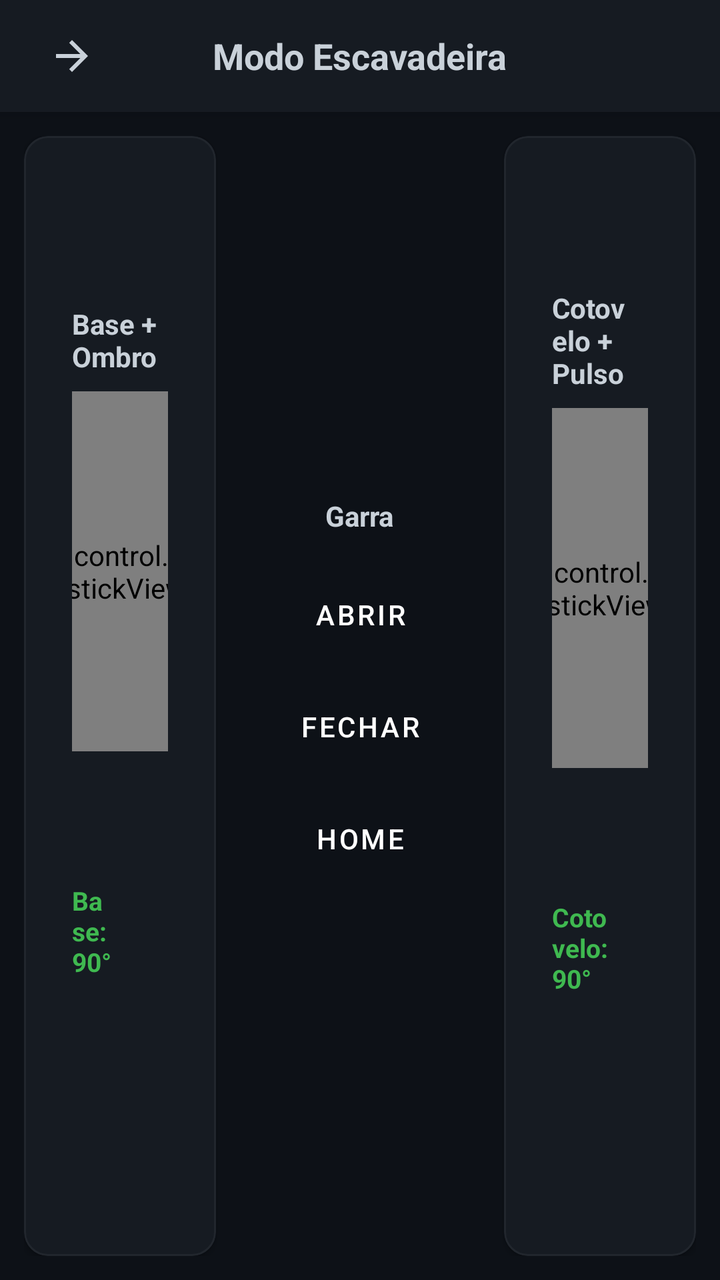
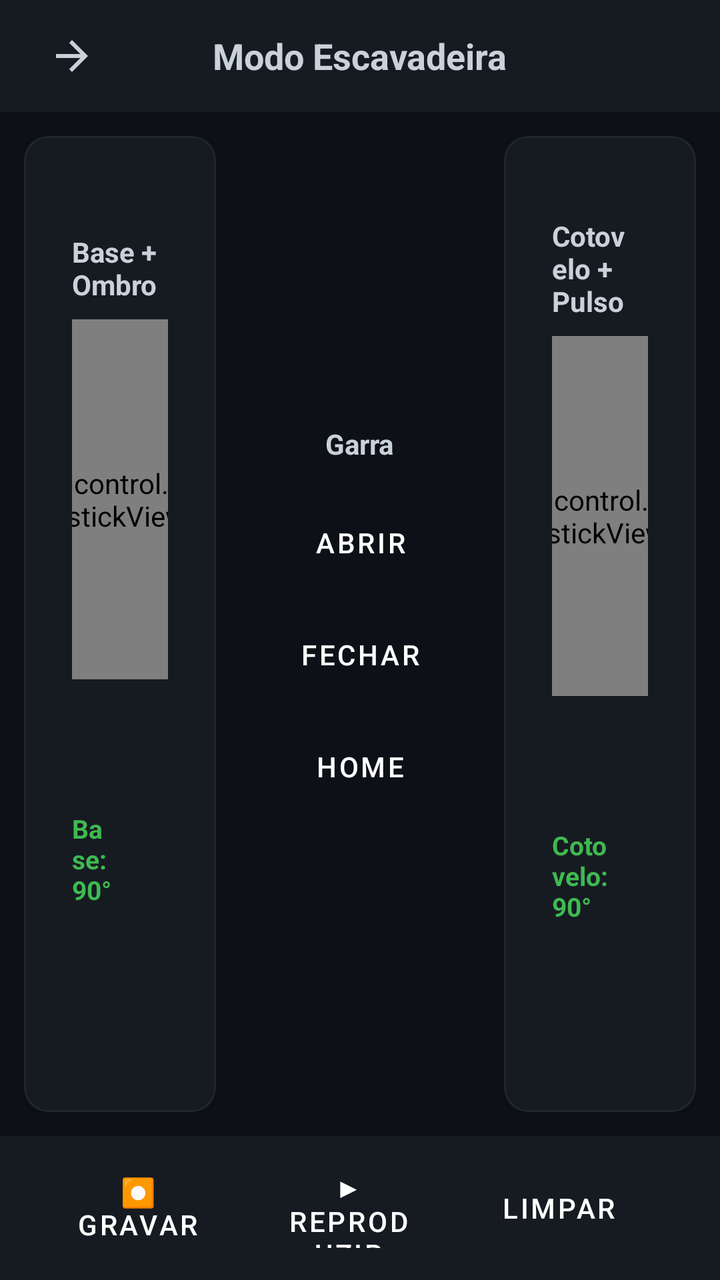

Two renders of the same Android screen: before a commit and after it. Below are the layout's source before the change and the commit's diff.
<!-- AndroidManifest.xml: application theme Theme.RoverControl -->
<!-- res/layout/activity_excavator.xml -->
<?xml version="1.0" encoding="utf-8"?>
<LinearLayout
    xmlns:android="http://schemas.android.com/apk/res/android"
    android:layout_width="match_parent"
    android:layout_height="match_parent"
    android:orientation="vertical"
    android:background="@color/colorBackground">

    
    <androidx.appcompat.widget.Toolbar
        android:id="@+id/toolbar"
        android:layout_width="match_parent"
        android:layout_height="?attr/actionBarSize"
        android:background="@color/colorSurface"
        android:elevation="4dp">

        <ImageButton
            android:id="@+id/btn_back"
            android:layout_width="40dp"
            android:layout_height="40dp"
            android:layout_gravity="start"
            android:layout_marginStart="8dp"
            android:background="?attr/selectableItemBackgroundBorderless"
            android:src="@drawable/ic_back"
            android:contentDescription="Voltar"
            android:rotation="180" />

        <TextView
            android:layout_width="wrap_content"
            android:layout_height="wrap_content"
            android:layout_gravity="center"
            android:text="Modo Escavadeira"
            android:textColor="@color/colorOnBackground"
            android:textSize="18sp"
            android:textStyle="bold" />

    </androidx.appcompat.widget.Toolbar>

    
    <LinearLayout
        android:layout_width="match_parent"
        android:layout_height="0dp"
        android:layout_weight="1"
        android:orientation="horizontal"
        android:padding="12dp">

        
        <com.google.android.material.card.MaterialCardView
            style="@style/ControlCard"
            android:layout_width="0dp"
            android:layout_height="match_parent"
            android:layout_weight="1"
            android:layout_marginEnd="6dp">

            <LinearLayout
                android:layout_width="match_parent"
                android:layout_height="match_parent"
                android:orientation="vertical"
                android:gravity="center"
                android:padding="12dp">

                <TextView
                    android:layout_width="wrap_content"
                    android:layout_height="wrap_content"
                    android:text="Base + Ombro"
                    android:textColor="@color/colorOnBackground"
                    android:textSize="14sp"
                    android:textStyle="bold"
                    android:layout_marginBottom="8dp" />

                <com.rover.control.ui.drive.JoystickView
                    android:id="@+id/joystick_left"
                    android:layout_width="180dp"
                    android:layout_height="180dp" />

                
                <LinearLayout
                    android:layout_width="match_parent"
                    android:layout_height="wrap_content"
                    android:orientation="horizontal"
                    android:layout_marginTop="12dp"
                    android:gravity="center">

                    <TextView
                        android:id="@+id/tv_base_angle"
                        android:layout_width="wrap_content"
                        android:layout_height="wrap_content"
                        android:text="Base: 90°"
                        android:textColor="@color/colorPrimary"
                        android:textSize="13sp"
                        android:textStyle="bold"
                        android:layout_marginEnd="16dp" />

                    <TextView
                        android:id="@+id/tv_ombro_angle"
                        android:layout_width="wrap_content"
                        android:layout_height="wrap_content"
                        android:text="Ombro: 90°"
                        android:textColor="@color/colorPrimary"
                        android:textSize="13sp"
                        android:textStyle="bold" />

                </LinearLayout>

            </LinearLayout>

        </com.google.android.material.card.MaterialCardView>

        
        <LinearLayout
            android:layout_width="wrap_content"
            android:layout_height="match_parent"
            android:orientation="vertical"
            android:gravity="center"
            android:paddingHorizontal="12dp">

            <TextView
                android:layout_width="wrap_content"
                android:layout_height="wrap_content"
                android:text="Garra"
                android:textColor="@color/colorOnBackground"
                android:textSize="14sp"
                android:textStyle="bold"
                android:layout_marginBottom="12dp" />

            <Button
                android:id="@+id/btn_gripper_open"
                style="@style/PrimaryButton"
                android:layout_width="100dp"
                android:text="Abrir"
                android:layout_marginBottom="8dp" />

            <Button
                android:id="@+id/btn_gripper_close"
                style="@style/DangerButton"
                android:layout_width="100dp"
                android:text="Fechar"
                android:layout_marginBottom="24dp" />

            <Button
                android:id="@+id/btn_home"
                style="@style/SecondaryButton"
                android:layout_width="100dp"
                android:text="Home" />

        </LinearLayout>

        
        <com.google.android.material.card.MaterialCardView
            style="@style/ControlCard"
            android:layout_width="0dp"
            android:layout_height="match_parent"
            android:layout_weight="1"
            android:layout_marginStart="6dp">

            <LinearLayout
                android:layout_width="match_parent"
                android:layout_height="match_parent"
                android:orientation="vertical"
                android:gravity="center"
                android:padding="12dp">

                <TextView
                    android:layout_width="wrap_content"
                    android:layout_height="wrap_content"
                    android:text="Cotovelo + Pulso"
                    android:textColor="@color/colorOnBackground"
                    android:textSize="14sp"
                    android:textStyle="bold"
                    android:layout_marginBottom="8dp" />

                <com.rover.control.ui.drive.JoystickView
                    android:id="@+id/joystick_right"
                    android:layout_width="180dp"
                    android:layout_height="180dp" />

                
                <LinearLayout
                    android:layout_width="match_parent"
                    android:layout_height="wrap_content"
                    android:orientation="horizontal"
                    android:layout_marginTop="12dp"
                    android:gravity="center">

                    <TextView
                        android:id="@+id/tv_cotovelo_angle"
                        android:layout_width="wrap_content"
                        android:layout_height="wrap_content"
                        android:text="Cotovelo: 90°"
                        android:textColor="@color/colorPrimary"
                        android:textSize="13sp"
                        android:textStyle="bold"
                        android:layout_marginEnd="16dp" />

                    <TextView
                        android:id="@+id/tv_pulso_angle"
                        android:layout_width="wrap_content"
                        android:layout_height="wrap_content"
                        android:text="Pulso: 90°"
                        android:textColor="@color/colorPrimary"
                        android:textSize="13sp"
                        android:textStyle="bold" />

                </LinearLayout>

            </LinearLayout>

        </com.google.android.material.card.MaterialCardView>

    </LinearLayout>

</LinearLayout>
<!-- resources referenced by this layout -->
<resources>
  <color name="colorBackground">#0D1117</color>
  <color name="colorOnBackground">#C9D1D9</color>
  <color name="colorPrimary">#3FB950</color>
  <color name="colorSurface">#161B22</color>
  <!-- drawable ic_back (drawable) -->
  <?xml version="1.0" encoding="utf-8"?>
  <vector xmlns:android="http://schemas.android.com/apk/res/android"
      android:width="24dp"
      android:height="24dp"
      android:viewportWidth="24"
      android:viewportHeight="24">
      <path
          android:fillColor="#C9D1D9"
          android:pathData="M20,11H7.83l5.59,-5.59L12,4l-8,8 8,8 1.41,-1.41L7.83,13H20v-2z" />
  </vector>
  <style name="ControlCard" parent="Widget.MaterialComponents.CardView">
          <item name="cardBackgroundColor">@color/colorSurface</item>
          <item name="cardCornerRadius">12dp</item>
          <item name="cardElevation">2dp</item>
          <item name="contentPadding">12dp</item>
          <item name="strokeColor">@color/colorSurfaceVariant</item>
          <item name="strokeWidth">1dp</item>
      </style>
  <style name="DangerButton" parent="Widget.MaterialComponents.Button">
          <item name="android:layout_width">0dp</item>
          <item name="android:layout_height">48dp</item>
          <item name="android:layout_margin">4dp</item>
          <item name="backgroundTint">@color/colorError</item>
          <item name="android:textColor">@color/colorOnError</item>
          <item name="cornerRadius">24dp</item>
      </style>
  <style name="PrimaryButton" parent="Widget.MaterialComponents.Button">
          <item name="android:layout_width">0dp</item>
          <item name="android:layout_height">48dp</item>
          <item name="android:layout_margin">4dp</item>
          <item name="backgroundTint">@color/colorPrimary</item>
          <item name="android:textColor">@color/colorOnPrimary</item>
          <item name="cornerRadius">24dp</item>
      </style>
  <style name="SecondaryButton" parent="Widget.MaterialComponents.Button">
          <item name="android:layout_width">0dp</item>
          <item name="android:layout_height">48dp</item>
          <item name="android:layout_margin">4dp</item>
          <item name="backgroundTint">@color/colorSecondary</item>
          <item name="android:textColor">@color/colorOnSecondary</item>
          <item name="cornerRadius">24dp</item>
      </style>
  <style name="Theme.RoverControl" parent="Theme.MaterialComponents.DayNight.NoActionBar">
          <item name="colorPrimary">@color/colorPrimary</item>
          <item name="colorPrimaryVariant">@color/colorPrimaryVariant</item>
          <item name="colorOnPrimary">@color/colorOnPrimary</item>
          <item name="colorSecondary">@color/colorSecondary</item>
          <item name="colorSecondaryVariant">@color/colorSecondaryVariant</item>
          <item name="colorOnSecondary">@color/colorOnSecondary</item>
          <item name="android:colorBackground">@color/colorBackground</item>
          <item name="android:windowBackground">@color/colorBackground</item>
          <item name="colorSurface">@color/colorSurface</item>
          <item name="colorOnSurface">@color/colorOnSurface</item>
          <item name="colorError">@color/colorError</item>
          <item name="colorOnError">@color/colorOnError</item>
          <item name="colorSurfaceVariant">@color/colorSurfaceVariant</item>
          <item name="colorOnSurfaceVariant">@color/colorOnSurfaceVariant</item>
      </style>
  <color name="colorSurfaceVariant">#21262D</color>
  <color name="colorError">#F85149</color>
  <color name="colorOnError">#FFFFFF</color>
  <color name="colorOnPrimary">#FFFFFF</color>
  <color name="colorSecondary">#58A6FF</color>
  <color name="colorOnSecondary">#FFFFFF</color>
  <color name="colorPrimaryVariant">#238636</color>
  <color name="colorSecondaryVariant">#1F6FEB</color>
  <color name="colorOnSurface">#C9D1D9</color>
  <color name="colorOnSurfaceVariant">#8B949E</color>
</resources>

<!-- the commit's change to res/layout/activity_excavator.xml (unified diff, before → after) -->
@@ -209,4 +209,57 @@
 
     </LinearLayout>
 
+    
+    <LinearLayout
+        android:id="@+id/recording_bar"
+        android:layout_width="match_parent"
+        android:layout_height="wrap_content"
+        android:orientation="horizontal"
+        android:gravity="center_vertical"
+        android:background="@color/colorSurface"
+        android:paddingHorizontal="16dp"
+        android:paddingVertical="8dp"
+        android:elevation="4dp">
+
+        
+        <Button
+            android:id="@+id/btn_record_exc"
+            style="@style/DangerButton"
+            android:layout_width="0dp"
+            android:layout_weight="1"
+            android:layout_marginEnd="4dp"
+            android:text="⏺ Gravar" />
+
+        
+        <Button
+            android:id="@+id/btn_play_exc"
+            style="@style/PrimaryButton"
+            android:layout_width="0dp"
+            android:layout_weight="1"
+            android:layout_marginHorizontal="4dp"
+            android:text="▶ Reproduzir"
+            android:enabled="false" />
+
+        
+        <Button
+            android:id="@+id/btn_clear_exc"
+            style="@style/SecondaryButton"
+            android:layout_width="0dp"
+            android:layout_weight="1"
+            android:layout_marginStart="4dp"
+            android:text="Limpar" />
+
+        
+        <TextView
+            android:id="@+id/tv_rec_status_exc"
+            android:layout_width="wrap_content"
+            android:layout_height="wrap_content"
+            android:text=""
+            android:textColor="@color/colorError"
+            android:textSize="12sp"
+            android:textStyle="bold"
+            android:layout_marginStart="12dp" />
+
+    </LinearLayout>
+
 </LinearLayout>
<!-- resource entries referenced after the edit -->
@@ -1,6 +1,7 @@
 <!-- resources referenced by this layout -->
 <resources>
   <color name="colorBackground">#0D1117</color>
+  <color name="colorError">#F85149</color>
   <color name="colorOnBackground">#C9D1D9</color>
   <color name="colorPrimary">#3FB950</color>
   <color name="colorSurface">#161B22</color>
@@ -64,7 +65,6 @@
           <item name="colorOnSurfaceVariant">@color/colorOnSurfaceVariant</item>
       </style>
   <color name="colorSurfaceVariant">#21262D</color>
-  <color name="colorError">#F85149</color>
   <color name="colorOnError">#FFFFFF</color>
   <color name="colorOnPrimary">#FFFFFF</color>
   <color name="colorSecondary">#58A6FF</color>
